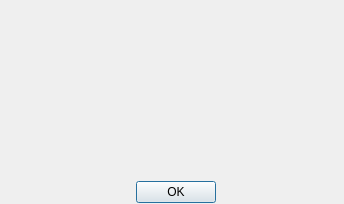
loimu/exo, file src/aboutdialog.ui: the form before one commit.
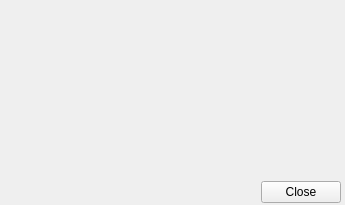
The form after the commit. Icons and pictures are not drawn.

The edit to the form file:
```diff
--- a/src/aboutdialog.ui
+++ b/src/aboutdialog.ui
@@ -9,8 +9,8 @@
    <rect>
     <x>0</x>
     <y>0</y>
-    <width>344</width>
-    <height>204</height>
+    <width>345</width>
+    <height>205</height>
    </rect>
   </property>
   <property name="sizePolicy">
@@ -19,6 +19,18 @@
     <verstretch>0</verstretch>
    </sizepolicy>
   </property>
+  <property name="minimumSize">
+   <size>
+    <width>345</width>
+    <height>205</height>
+   </size>
+  </property>
+  <property name="maximumSize">
+   <size>
+    <width>345</width>
+    <height>205</height>
+   </size>
+  </property>
   <property name="windowTitle">
    <string>About eXo</string>
   </property>
@@ -42,44 +54,15 @@
     <item>
      <layout class="QHBoxLayout" name="horizontalLayout">
       <item>
-       <spacer name="horizontalSpacer">
-        <property name="orientation">
-         <enum>Qt::Horizontal</enum>
+       <widget class="QDialogButtonBox" name="buttonBox">
+        <property name="standardButtons">
+         <set>QDialogButtonBox::Close</set>
         </property>
-        <property name="sizeHint" stdset="0">
-         <size>
-          <width>40</width>
-          <height>20</height>
-         </size>
-        </property>
-       </spacer>
-      </item>
-      <item>
-       <widget class="QPushButton" name="okButton">
-        <property name="text">
-         <string>OK</string>
-        </property>
-        <property name="autoDefault">
-         <bool>true</bool>
-        </property>
-        <property name="default">
-         <bool>true</bool>
+        <property name="centerButtons">
+         <bool>false</bool>
         </property>
        </widget>
       </item>
-      <item>
-       <spacer name="horizontalSpacer_2">
-        <property name="orientation">
-         <enum>Qt::Horizontal</enum>
-        </property>
-        <property name="sizeHint" stdset="0">
-         <size>
-          <width>40</width>
-          <height>20</height>
-         </size>
-        </property>
-       </spacer>
-      </item>
      </layout>
     </item>
    </layout>
```
Left out of the diff: 14 changed lines with no effect on the pictures.
